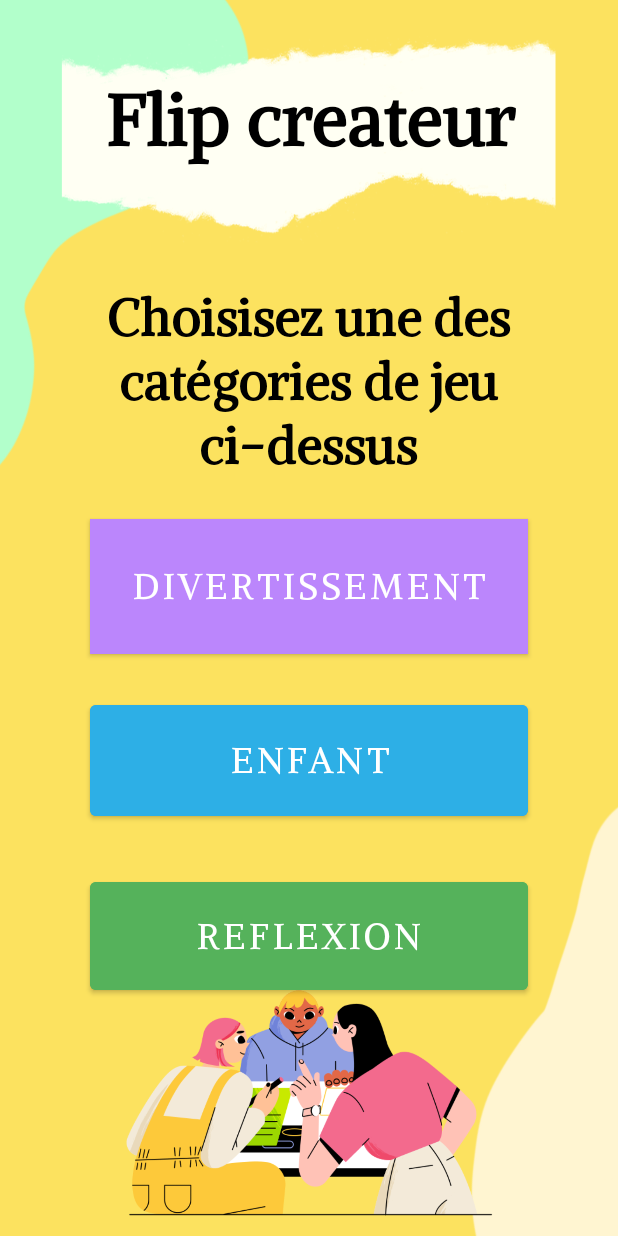
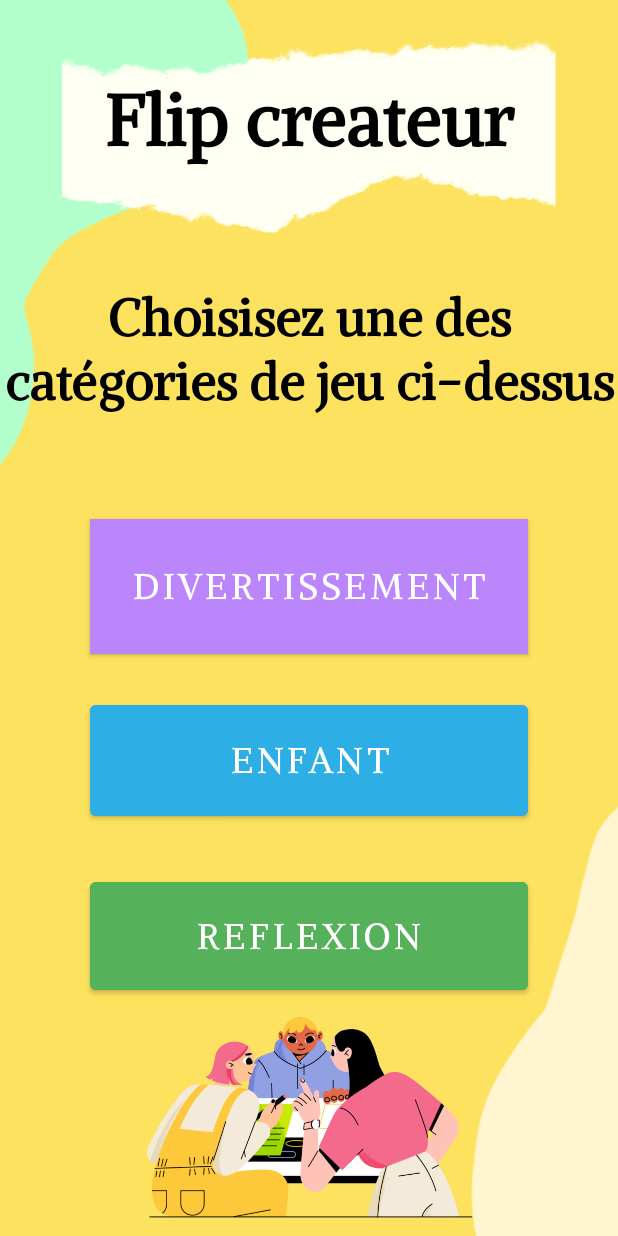
Before and after one commit to Blaccreed/LuddiagAPPLI, an Android app: the flip_createur screen opened directly, with no data from a screen before it, on a phone screen of 412 x 824 dp. Run offline under Robolectric (Android 15) with nearby library versions, the phone set to English and light mode, and no system bars; 1 statement that could not run was skipped.

Commit message:
push creazteur

```diff
--- a/app/src/main/res/layout/activity_flip_createur.xml
+++ b/app/src/main/res/layout/activity_flip_createur.xml
@@ -9,7 +9,7 @@
 
     <TextView
         android:id="@+id/connexion"
-        android:layout_width="438dp"
+        android:layout_width="0dp"
         android:layout_height="100dp"
         android:fontFamily="@font/alike"
         android:text="Flip createur"
@@ -25,7 +25,7 @@
 
     <TextView
         android:id="@+id/connexion2"
-        android:layout_width="325dp"
+        android:layout_width="0dp"
         android:layout_height="132dp"
         android:layout_marginTop="40dp"
         android:fontFamily="@font/alike"
@@ -90,14 +90,13 @@
 
     <ImageView
         android:id="@+id/imageView5"
-        android:layout_width="414dp"
-        android:layout_height="177dp"
+        android:layout_width="0dp"
+        android:layout_height="0dp"
         app:layout_constraintBottom_toBottomOf="parent"
         app:layout_constraintEnd_toEndOf="parent"
         app:layout_constraintHorizontal_bias="1.0"
         app:layout_constraintStart_toStartOf="parent"
-        app:layout_constraintTop_toTopOf="parent"
-        app:layout_constraintVertical_bias="1.0"
+        app:layout_constraintTop_toBottomOf="@+id/button11"
         app:srcCompat="@drawable/createur" />
 
 </androidx.constraintlayout.widget.ConstraintLayout>
```
